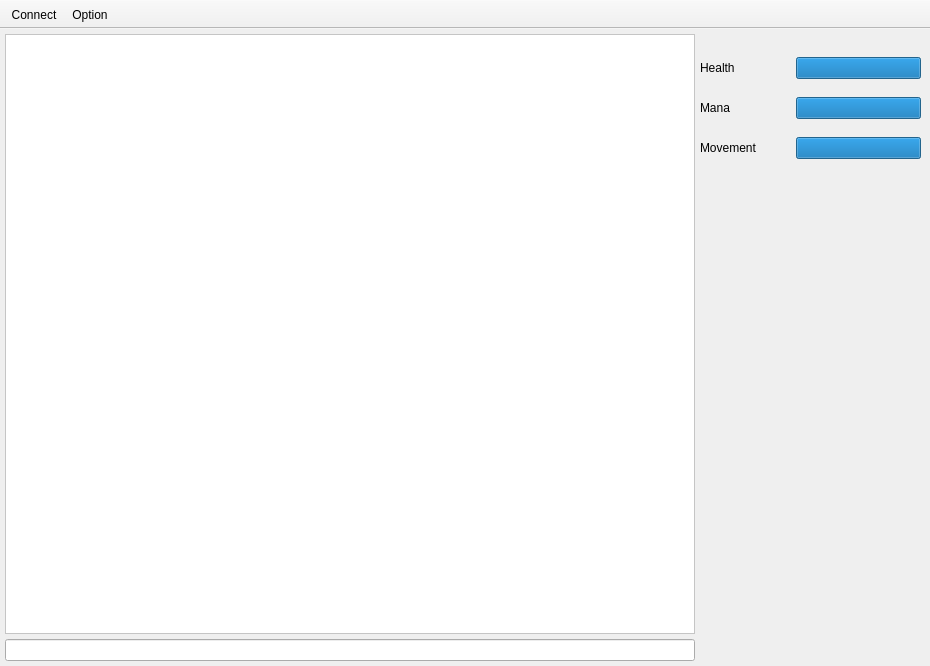
Above: src/devclient/gui.ui from develer-staff/devclient before the change. Below: the same form after it.
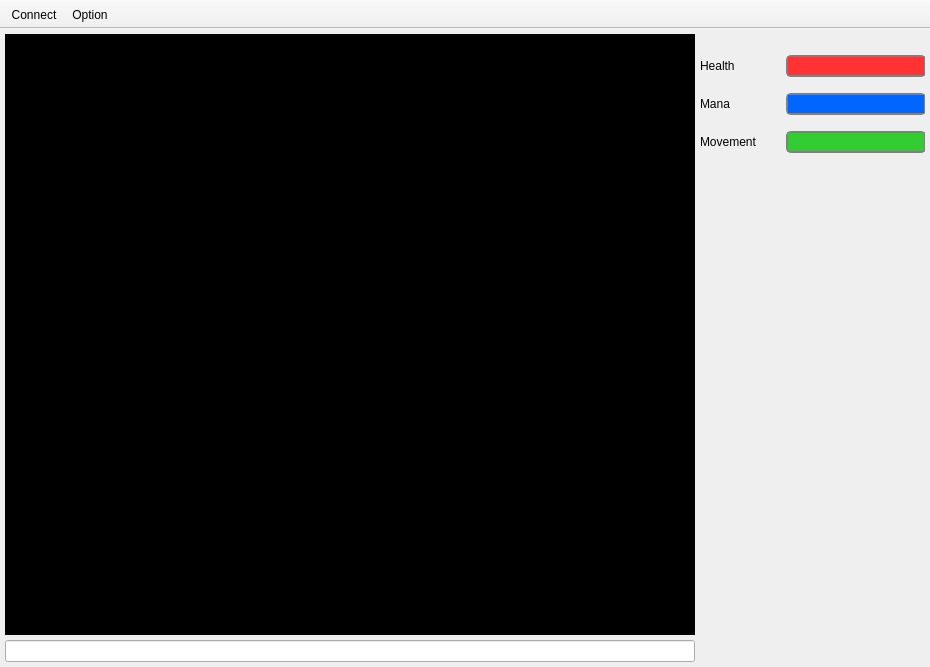
That is the form after the change. The open tabs and pages were chosen to show the change. Icons and pictures are not drawn.

Commit message: risistemazione interfaccia grafica

The edit to the form file:
```diff
--- a/src/devclient/gui.ui
+++ b/src/devclient/gui.ui
@@ -6,7 +6,7 @@
     <x>0</x>
     <y>0</y>
     <width>930</width>
-    <height>666</height>
+    <height>667</height>
    </rect>
   </property>
   <property name="windowTitle" >
@@ -47,7 +47,7 @@
        </size>
       </property>
       <property name="styleSheet" >
-       <string>QTextEdit { background-color: #FFFFFF; font: 10pt "Courier"}</string>
+       <string>QTextEdit { background-color: #000000; font: 10pt "Courier"; color: #FFFFFF;}</string>
       </property>
       <property name="readOnly" >
        <bool>true</bool>
@@ -78,8 +78,8 @@
          <rect>
           <x>0</x>
           <y>5</y>
-          <width>221</width>
-          <height>126</height>
+          <width>226</width>
+          <height>121</height>
          </rect>
         </property>
         <layout class="QGridLayout" >
@@ -93,7 +93,7 @@
            </property>
            <property name="minimumSize" >
             <size>
-             <width>90</width>
+             <width>80</width>
              <height>0</height>
             </size>
            </property>
@@ -104,6 +104,22 @@
          </item>
          <item row="0" column="1" >
           <widget class="QProgressBar" name="bar_health" >
+           <property name="minimumSize" >
+            <size>
+             <width>0</width>
+             <height>22</height>
+            </size>
+           </property>
+           <property name="maximumSize" >
+            <size>
+             <width>16777215</width>
+             <height>22</height>
+            </size>
+           </property>
+           <property name="styleSheet" >
+            <string>QProgressBar { border: 2px solid gray; border-radius: 5px; }
+QProgressBar::chunk {background-color:#FF3333;}</string>
+           </property>
            <property name="value" >
             <number>100</number>
            </property>
@@ -122,7 +138,7 @@
            </property>
            <property name="minimumSize" >
             <size>
-             <width>90</width>
+             <width>80</width>
              <height>0</height>
             </size>
            </property>
@@ -133,6 +149,22 @@
          </item>
          <item row="1" column="1" >
           <widget class="QProgressBar" name="bar_mana" >
+           <property name="minimumSize" >
+            <size>
+             <width>0</width>
+             <height>22</height>
+            </size>
+           </property>
+           <property name="maximumSize" >
+            <size>
+             <width>16777215</width>
+             <height>22</height>
+            </size>
+           </property>
+           <property name="styleSheet" >
+            <string>QProgressBar { border: 2px solid gray; border-radius: 5px; }
+QProgressBar::chunk {background-color:#0066FF}</string>
+           </property>
            <property name="value" >
             <number>100</number>
            </property>
@@ -151,7 +183,7 @@
            </property>
            <property name="minimumSize" >
             <size>
-             <width>90</width>
+             <width>80</width>
              <height>0</height>
             </size>
            </property>
@@ -162,6 +194,22 @@
          </item>
          <item row="2" column="1" >
           <widget class="QProgressBar" name="bar_movement" >
+           <property name="minimumSize" >
+            <size>
+             <width>0</width>
+             <height>22</height>
+            </size>
+           </property>
+           <property name="maximumSize" >
+            <size>
+             <width>16777215</width>
+             <height>22</height>
+            </size>
+           </property>
+           <property name="styleSheet" >
+            <string>QProgressBar { border: 2px solid gray; border-radius: 5px; }
+QProgressBar::chunk {background-color:#33CC33;}</string>
+           </property>
            <property name="value" >
             <number>100</number>
            </property>
```
The commit also changes 7 other files.
